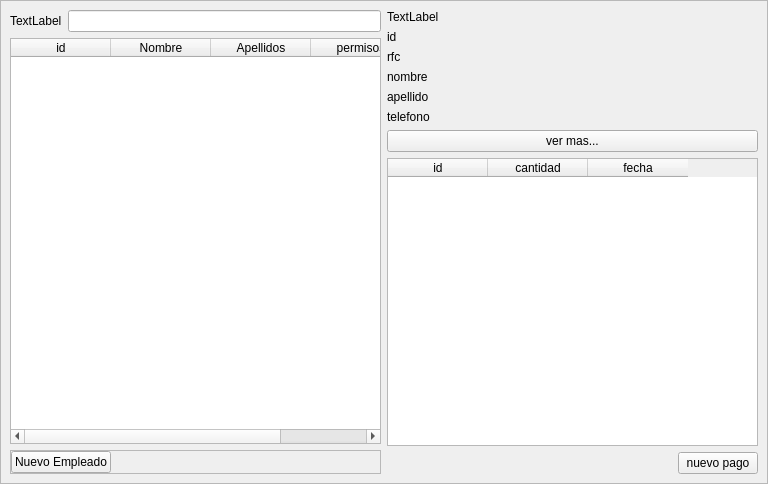
Above: ui/employes_widget.ui from saulkali/SirreFacc before the change. Below: the same form after it.
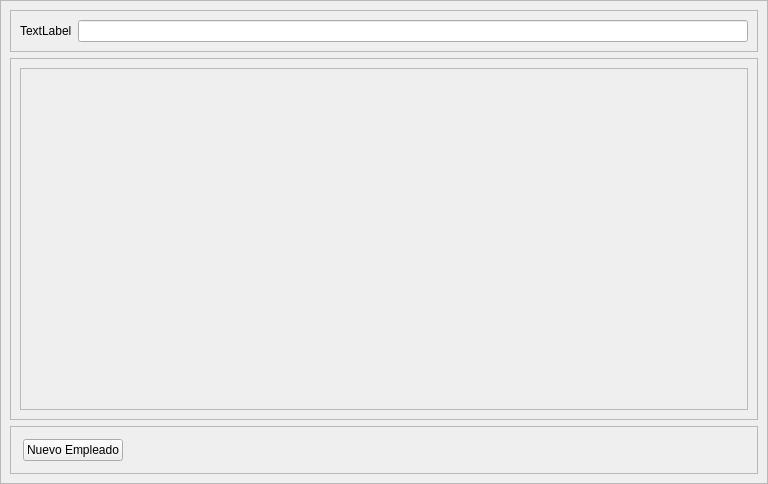
That is the form after the change.

The edit to the form file:
```diff
--- a/ui/employes_widget.ui
+++ b/ui/employes_widget.ui
@@ -36,10 +36,23 @@
      </property>
      <layout class="QVBoxLayout" name="verticalLayout_2">
       <item>
-       <layout class="QHBoxLayout" name="horizontalLayout">
-        <item>
          <layout class="QVBoxLayout" name="verticalLayout_4">
           <item>
+         <widget class="QFrame" name="frame_search">
+          <property name="minimumSize">
+           <size>
+            <width>0</width>
+            <height>40</height>
+           </size>
+          </property>
+          <property name="frameShape">
+           <enum>QFrame::StyledPanel</enum>
+          </property>
+          <property name="frameShadow">
+           <enum>QFrame::Raised</enum>
+          </property>
+          <layout class="QVBoxLayout" name="verticalLayout_3">
+           <item>
            <layout class="QHBoxLayout" name="horizontalLayout_2">
             <item>
              <widget class="QLabel" name="label">
@@ -53,30 +66,38 @@
             </item>
            </layout>
           </item>
+          </layout>
+         </widget>
+        </item>
           <item>
-           <widget class="QTableWidget" name="table_widget_employes">
-            <column>
-             <property name="text">
-              <string>id</string>
-             </property>
-            </column>
-            <column>
-             <property name="text">
-              <string>Nombre</string>
-             </property>
-            </column>
-            <column>
-             <property name="text">
-              <string>Apellidos</string>
+         <widget class="QFrame" name="frame_recycle">
+          <property name="frameShape">
+           <enum>QFrame::StyledPanel</enum>
+          </property>
+          <property name="frameShadow">
+           <enum>QFrame::Raised</enum>
+          </property>
+          <layout class="QVBoxLayout" name="verticalLayout_6">
+           <item>
+            <widget class="QScrollArea" name="scroll_area_employes">
+             <property name="widgetResizable">
+              <bool>true</bool>
              </property>
-            </column>
-            <column>
-             <property name="text">
-              <string>permisos</string>
-             </property>
-            </column>
-           </widget>
-          </item>
+             <widget class="QWidget" name="scrollAreaWidgetContents">
+              <property name="geometry">
+               <rect>
+                <x>0</x>
+                <y>0</y>
+                <width>712</width>
+                <height>289</height>
+               </rect>
+              </property>
+             </widget>
+            </widget>
+           </item>
+          </layout>
+         </widget>
+        </item>
           <item>
            <widget class="QFrame" name="frame_2">
             <property name="frameShape">
@@ -87,16 +108,16 @@
             </property>
             <layout class="QVBoxLayout" name="verticalLayout_5">
              <property name="leftMargin">
-              <number>0</number>
+            <number>12</number>
              </property>
              <property name="topMargin">
-              <number>0</number>
+            <number>12</number>
              </property>
              <property name="rightMargin">
-              <number>0</number>
+            <number>12</number>
              </property>
              <property name="bottomMargin">
-              <number>0</number>
+            <number>12</number>
              </property>
              <item>
               <layout class="QHBoxLayout" name="horizontalLayout_5">
@@ -124,104 +145,6 @@
              </item>
             </layout>
            </widget>
-          </item>
-         </layout>
-        </item>
-        <item>
-         <layout class="QVBoxLayout" name="verticalLayout_3">
-          <item>
-           <widget class="QLabel" name="label_2">
-            <property name="text">
-             <string>TextLabel</string>
-            </property>
-           </widget>
-          </item>
-          <item>
-           <widget class="QLabel" name="label_3">
-            <property name="text">
-             <string>id</string>
-            </property>
-           </widget>
-          </item>
-          <item>
-           <widget class="QLabel" name="label_4">
-            <property name="text">
-             <string>rfc</string>
-            </property>
-           </widget>
-          </item>
-          <item>
-           <widget class="QLabel" name="label_5">
-            <property name="text">
-             <string>nombre</string>
-            </property>
-           </widget>
-          </item>
-          <item>
-           <widget class="QLabel" name="label_6">
-            <property name="text">
-             <string>apellido</string>
-            </property>
-           </widget>
-          </item>
-          <item>
-           <widget class="QLabel" name="label_7">
-            <property name="text">
-             <string>telefono</string>
-            </property>
-           </widget>
-          </item>
-          <item>
-           <widget class="QPushButton" name="button_see_more">
-            <property name="text">
-             <string>ver mas...</string>
-            </property>
-           </widget>
-          </item>
-          <item>
-           <widget class="QTableWidget" name="table_widget_pay">
-            <column>
-             <property name="text">
-              <string>id</string>
-             </property>
-            </column>
-            <column>
-             <property name="text">
-              <string>cantidad</string>
-             </property>
-            </column>
-            <column>
-             <property name="text">
-              <string>fecha</string>
-             </property>
-            </column>
-           </widget>
-          </item>
-          <item>
-           <layout class="QHBoxLayout" name="horizontalLayout_3">
-            <item>
-             <spacer name="horizontalSpacer">
-              <property name="orientation">
-               <enum>Qt::Horizontal</enum>
-              </property>
-              <property name="sizeHint" stdset="0">
-               <size>
-                <width>40</width>
-                <height>20</height>
-               </size>
-              </property>
-             </spacer>
-            </item>
-            <item>
-             <widget class="QPushButton" name="button_add_pay">
-              <property name="text">
-               <string>nuevo pago</string>
-              </property>
-             </widget>
-            </item>
-           </layout>
-          </item>
-         </layout>
         </item>
        </layout>
       </item>
```
Left out of the diff: 4 changed lines with no effect on the pictures. Lines whose indentation alone changed are shown as unchanged.
